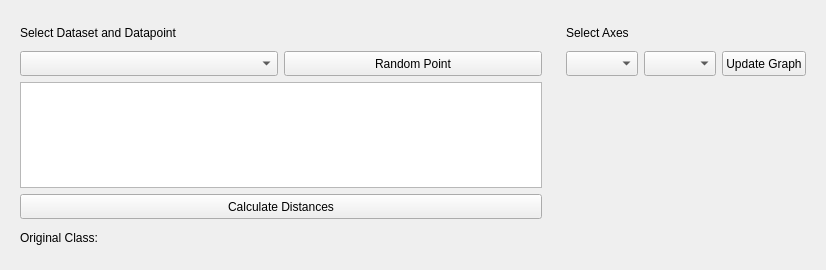
First picture: the form in ui/CounterfactualInterface/CounterfactualInterfaceIterable.ui, repository vidalt/OCEAN, before the edit.
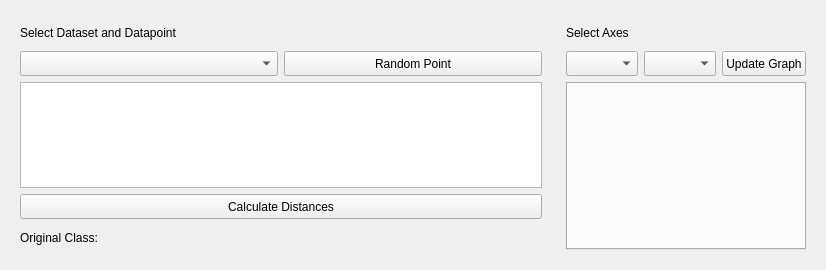
Second picture: the form after the edit. Custom widgets are drawn as their Qt base class.

The edit to the form file:
```diff
--- a/ui/CounterfactualInterface/CounterfactualInterfaceIterable.ui
+++ b/ui/CounterfactualInterface/CounterfactualInterfaceIterable.ui
@@ -234,21 +234,17 @@
        </widget>
       </item>
       <item>
-       <widget class="MatplotLibCanvas" name="widgetCanvas" native="true"/>
+       <widget class="QTabWidget" name="tabWidgetContainerCanvas">
+        <property name="tabsClosable">
+         <bool>true</bool>
+        </property>
+       </widget>
       </item>
      </layout>
     </widget>
    </item>
   </layout>
  </widget>
- <customwidgets>
-  <customwidget>
-   <class>MatplotLibCanvas</class>
-   <extends>QWidget</extends>
-   <header>Canvas/MatplotLibCanvas.h</header>
-   <container>1</container>
-  </customwidget>
- </customwidgets>
  <resources/>
  <connections/>
 </ui>
```
